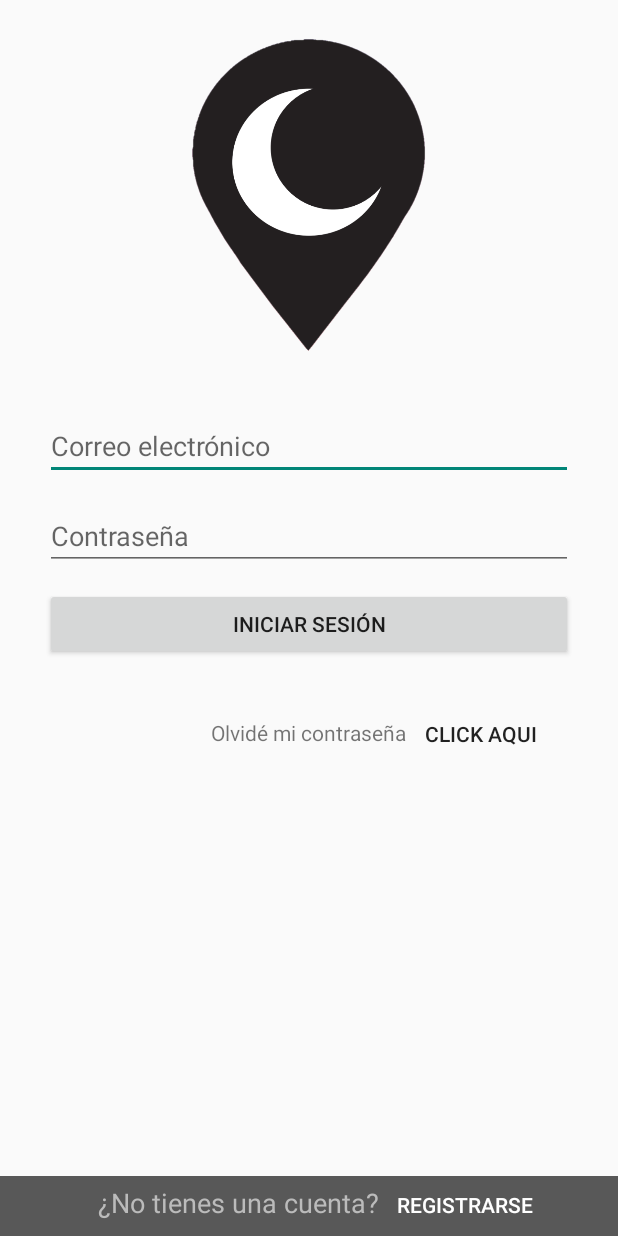
After one commit to pablohost/fiestapp, an Android app: the Login screen opened directly, with no data from a screen before it, on a phone screen of 412 x 824 dp. The commit adds this screen. Run offline under Robolectric (Android 15) with nearby library versions, the phone set to English and light mode, and no system bars.

Commit message:
Creacion pantalla login

```diff
--- a/app/src/main/AndroidManifest.xml
+++ b/app/src/main/AndroidManifest.xml
@@ -9,6 +9,7 @@
         android:roundIcon="@drawable/logo"
         android:supportsRtl="true"
         android:theme="@style/Theme.AppCompat.DayNight.NoActionBar">
+        <activity android:name=".Login"></activity>
         <activity android:name=".Index">
             <intent-filter>
                 <action android:name="android.intent.action.MAIN" />
@@ -16,6 +17,7 @@
                 <category android:name="android.intent.category.LAUNCHER" />
             </intent-filter>
         </activity>
+
         <meta-data
             android:name="preloaded_fonts"
             android:resource="@array/preloaded_fonts" />
--- a/app/src/main/java/com/example/fiestapp/Index.java
+++ b/app/src/main/java/com/example/fiestapp/Index.java
@@ -2,7 +2,9 @@ package com.example.fiestapp;
 
 import androidx.appcompat.app.AppCompatActivity;
 
+import android.content.Intent;
 import android.os.Bundle;
+import android.view.View;
 
 public class Index extends AppCompatActivity {
 
@@ -11,4 +13,8 @@ public class Index extends AppCompatActivity {
         super.onCreate(savedInstanceState);
         setContentView(R.layout.activity_index);
     }
+    public void login(View v){
+        Intent i=new Intent(this, Login.class);
+        startActivity(i);
+    }
 }
--- /dev/null
+++ b/app/src/main/java/com/example/fiestapp/Login.java
@@ -0,0 +1,14 @@
+package com.example.fiestapp;
+
+import androidx.appcompat.app.AppCompatActivity;
+
+import android.os.Bundle;
+
+public class Login extends AppCompatActivity {
+
+    @Override
+    protected void onCreate(Bundle savedInstanceState) {
+        super.onCreate(savedInstanceState);
+        setContentView(R.layout.activity_login);
+    }
+}
--- a/app/src/main/res/layout/activity_index.xml
+++ b/app/src/main/res/layout/activity_index.xml
@@ -40,6 +40,7 @@
         android:layout_alignParentBottom="true"
         android:background="#00FFFFFF"
         android:fontFamily="@font/exo_2_extrabold"
+        android:onClick="login"
         android:text="@string/btnLogin_Index"
         android:textColor="#FFFFFF" />
 
--- /dev/null
+++ b/app/src/main/res/layout/activity_login.xml
@@ -0,0 +1,101 @@
+<?xml version="1.0" encoding="utf-8"?>
+<RelativeLayout xmlns:android="http://schemas.android.com/apk/res/android"
+    xmlns:app="http://schemas.android.com/apk/res-auto"
+    xmlns:tools="http://schemas.android.com/tools"
+    android:layout_width="match_parent"
+    android:layout_height="match_parent"
+    android:background="@android:color/transparent"
+    tools:context=".Login">
+
+    <ImageView
+        android:id="@+id/imageView3"
+        android:layout_width="160dp"
+        android:layout_height="260dp"
+        android:layout_centerHorizontal="true"
+        app:srcCompat="@drawable/logo2" />
+
+    <EditText
+        android:id="@+id/editText"
+        android:layout_width="match_parent"
+        android:layout_height="wrap_content"
+        android:layout_alignBottom="@id/imageView3"
+        android:layout_marginStart="30dp"
+        android:layout_marginEnd="30dp"
+        android:layout_marginBottom="-60dp"
+        android:ems="10"
+        android:hint="@string/txtUsu_Login"
+        android:inputType="textPersonName"
+        android:textSize="18sp" />
+
+    <EditText
+        android:id="@+id/editText2"
+        android:layout_width="match_parent"
+        android:layout_height="wrap_content"
+        android:layout_alignBottom="@id/editText"
+        android:layout_marginStart="30dp"
+        android:layout_marginEnd="30dp"
+        android:layout_marginBottom="-60dp"
+        android:ems="10"
+        android:hint="@string/txtPas_Login"
+        android:inputType="textPassword" />
+
+    <Button
+        android:id="@+id/button"
+        android:layout_width="match_parent"
+        android:layout_height="wrap_content"
+        android:layout_alignBottom="@id/editText2"
+        android:layout_marginStart="30dp"
+        android:layout_marginEnd="30dp"
+        android:layout_marginBottom="-60dp"
+        android:text="@string/btnLog_Login" />
+
+    <Button
+        android:id="@+id/button3"
+        style="@style/Widget.AppCompat.Button.Borderless"
+        android:layout_width="wrap_content"
+        android:layout_height="wrap_content"
+        android:layout_alignBottom="@id/button"
+        android:layout_marginBottom="-73dp"
+        android:layout_toEndOf="@id/textView2"
+        android:text="@string/btnRecu_Login" />
+
+    <TextView
+        android:id="@+id/textView2"
+        android:layout_width="wrap_content"
+        android:layout_height="wrap_content"
+        android:layout_alignBottom="@id/button"
+        android:layout_centerHorizontal="true"
+        android:layout_marginBottom="-58dp"
+        android:text="@string/lblRecu_Login" />
+
+    <ImageView
+        android:id="@+id/imageView4"
+        android:layout_width="match_parent"
+        android:layout_height="40dp"
+        android:layout_alignParentBottom="true"
+        android:background="#585858" />
+
+    <TextView
+        android:id="@+id/textView3"
+        android:layout_width="wrap_content"
+        android:layout_height="wrap_content"
+        android:layout_alignParentStart="true"
+        android:layout_alignParentBottom="true"
+        android:layout_marginStart="65dp"
+        android:layout_marginBottom="10dp"
+        android:text="@string/lblReg_Login"
+        android:textColor="#BBBBBB"
+        android:textSize="18sp" />
+
+    <Button
+        android:id="@+id/button6"
+        style="@style/Widget.AppCompat.Button.Borderless"
+        android:layout_width="wrap_content"
+        android:layout_height="wrap_content"
+        android:layout_alignParentBottom="true"
+        android:layout_marginBottom="-3dp"
+        android:layout_toEndOf="@id/textView3"
+        android:text="@string/btnReg_Index"
+        android:textColor="#FFFFFF" />
+
+</RelativeLayout>
--- a/app/src/main/res/values/strings.xml
+++ b/app/src/main/res/values/strings.xml
@@ -3,4 +3,11 @@
     <string name="btnPrincipal_Index">ENCONTRAR</string>
     <string name="btnLogin_Index">INICIAR SESIÓN</string>
     <string name="btnReg_Index">REGISTRARSE</string>
+
+    <string name="txtUsu_Login">Correo electrónico</string>
+    <string name="txtPas_Login">Contraseña</string>
+    <string name="btnLog_Login">Iniciar Sesión</string>
+    <string name="lblRecu_Login">Olvidé mi contraseña</string>
+    <string name="btnRecu_Login">CLICK AQUI</string>
+    <string name="lblReg_Login">¿No tienes una cuenta?</string>
 </resources>
```
